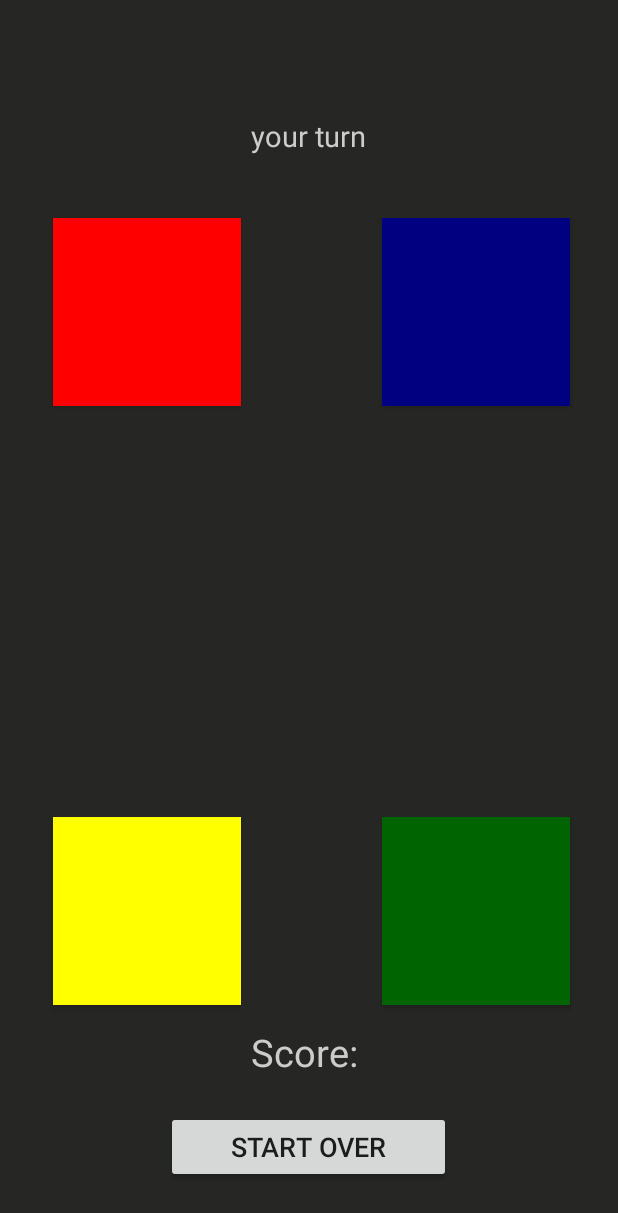
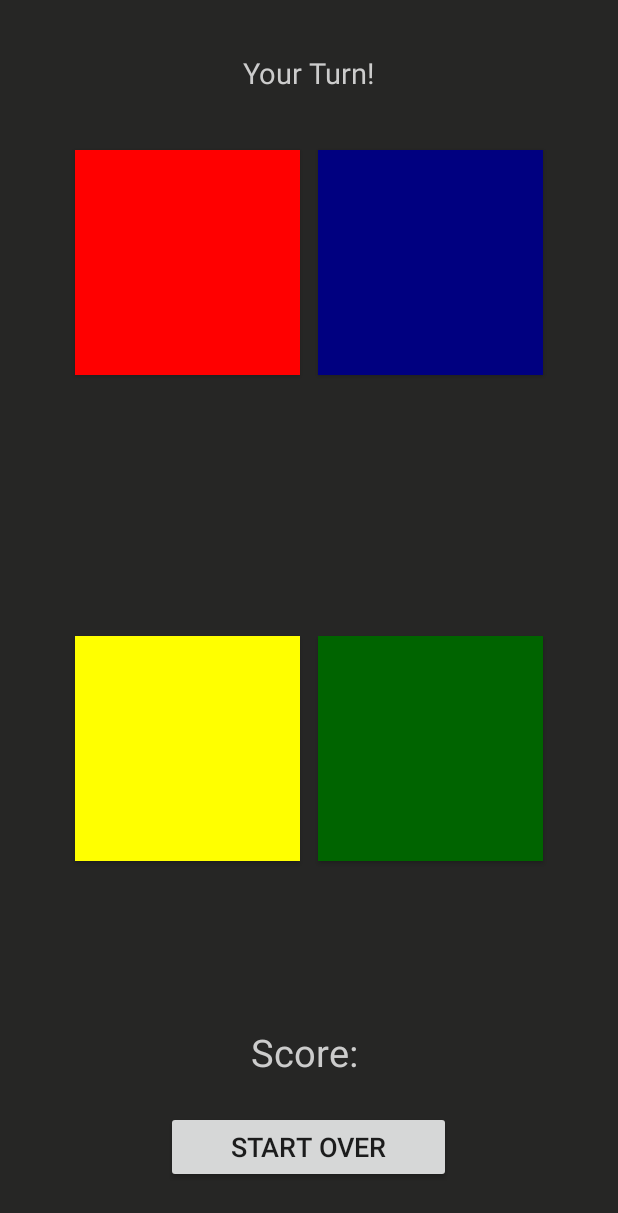
Before and after one commit to Schopperkyle/RockstarSays, an Android app: the screen it shows after launch (MainActivity), on a phone screen of 412 x 824 dp. Shown: the top 1213 px of the screen. Run offline under Robolectric (Android 15) with nearby library versions, the phone set to English and light mode, and no system bars.

Commit message:
Initial Commit

```diff
--- a/app/src/main/res/layout/activity_main.xml
+++ b/app/src/main/res/layout/activity_main.xml
@@ -7,39 +7,39 @@
     tools:context=".MainActivity">
 
     <Button
-        android:id="@+id/RedButton"
-        android:layout_width="125dp"
-        android:layout_height="125dp"
+        android:id="@+id/redButton"
+        android:layout_width="150dp"
+        android:layout_height="150dp"
         android:layout_alignParentStart="true"
         android:layout_alignParentTop="true"
-        android:layout_marginStart="35dp"
-        android:layout_marginTop="145dp"
+        android:layout_marginStart="50dp"
+        android:layout_marginTop="100dp"
         android:background="#ff0000" />
 
     <Button
         android:id="@+id/blueButton"
-        android:layout_width="125dp"
-        android:layout_height="125dp"
+        android:layout_width="150dp"
+        android:layout_height="150dp"
         android:layout_alignStart="@+id/greenButton"
-        android:layout_alignTop="@+id/RedButton"
+        android:layout_alignTop="@+id/redButton"
         android:background="#000080" />
 
     <Button
         android:id="@+id/yellowButton"
-        android:layout_width="125dp"
-        android:layout_height="125dp"
+        android:layout_width="150dp"
+        android:layout_height="150dp"
         android:layout_alignParentBottom="true"
-        android:layout_alignStart="@+id/RedButton"
-        android:layout_marginBottom="154dp"
+        android:layout_alignStart="@+id/redButton"
+        android:layout_marginBottom="250dp"
         android:background="#ffff00" />
 
     <Button
         android:id="@+id/greenButton"
-        android:layout_width="125dp"
-        android:layout_height="125dp"
+        android:layout_width="150dp"
+        android:layout_height="150dp"
         android:layout_alignParentEnd="true"
         android:layout_alignTop="@+id/yellowButton"
-        android:layout_marginEnd="32dp"
+        android:layout_marginEnd="50dp"
         android:background="#006400" />
 
     <TextView
@@ -69,8 +69,8 @@
         android:layout_height="wrap_content"
         android:layout_alignParentTop="true"
         android:layout_centerHorizontal="true"
-        android:layout_marginTop="77dp"
-        android:text="your turn"
+        android:layout_marginTop="35dp"
+        android:text="Your Turn!"
         android:textColor="#cccccc"
         android:textSize="19sp" />
 
```
